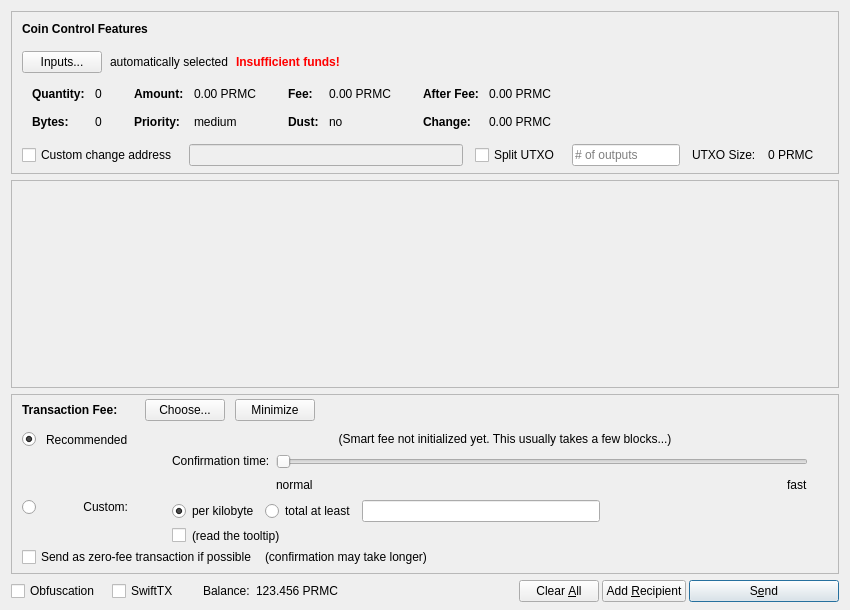
Old version of the form src/qt/forms/sendcoinsdialog.ui in the repository Micenas/antimony.
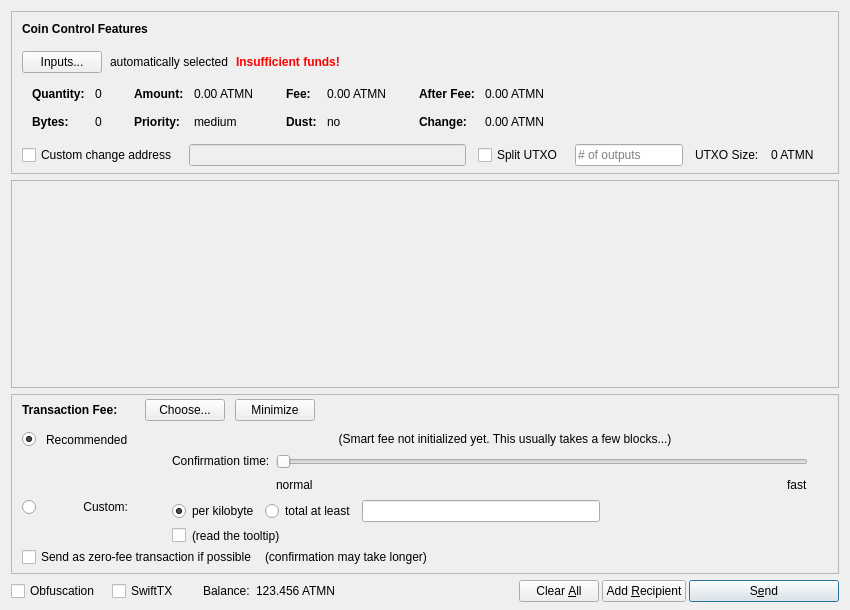
New version of the form. Icons and pictures are not drawn. Custom widgets are drawn as their Qt base class.

```diff
--- a/src/qt/forms/sendcoinsdialog.ui
+++ b/src/qt/forms/sendcoinsdialog.ui
@@ -324,7 +324,7 @@
                   <enum>Qt::ActionsContextMenu</enum>
                  </property>
                  <property name="text">
-                  <string notr="true">0.00 PRMC</string>
+                  <string notr="true">0.00 ATMN</string>
                  </property>
                  <property name="textInteractionFlags">
                   <set>Qt::LinksAccessibleByMouse|Qt::TextSelectableByKeyboard|Qt::TextSelectableByMouse</set>
@@ -404,7 +404,7 @@
                   <enum>Qt::ActionsContextMenu</enum>
                  </property>
                  <property name="text">
-                  <string notr="true">0.00 PRMC</string>
+                  <string notr="true">0.00 ATMN</string>
                  </property>
                  <property name="textInteractionFlags">
                   <set>Qt::LinksAccessibleByMouse|Qt::TextSelectableByKeyboard|Qt::TextSelectableByMouse</set>
@@ -484,7 +484,7 @@
                   <enum>Qt::ActionsContextMenu</enum>
                  </property>
                  <property name="text">
-                  <string notr="true">0.00 PRMC</string>
+                  <string notr="true">0.00 ATMN</string>
                  </property>
                  <property name="textInteractionFlags">
                   <set>Qt::LinksAccessibleByMouse|Qt::TextSelectableByKeyboard|Qt::TextSelectableByMouse</set>
@@ -513,7 +513,7 @@
                   <enum>Qt::ActionsContextMenu</enum>
                  </property>
                  <property name="text">
-                  <string notr="true">0.00 PRMC</string>
+                  <string notr="true">0.00 ATMN</string>
                  </property>
                  <property name="textInteractionFlags">
                   <set>Qt::LinksAccessibleByMouse|Qt::TextSelectableByKeyboard|Qt::TextSelectableByMouse</set>
@@ -594,7 +594,7 @@
           <item>
            <widget class="QLabel" name="labelBlockSize">
             <property name="text">
-             <string>0 PRMC</string>
+             <string>0 ATMN</string>
             </property>
            </widget>
           </item>
@@ -1351,7 +1351,7 @@
         <cursorShape>IBeamCursor</cursorShape>
        </property>
        <property name="text">
-        <string notr="true">123.456 PRMC</string>
+        <string notr="true">123.456 ATMN</string>
        </property>
        <property name="textInteractionFlags">
         <set>Qt::LinksAccessibleByMouse|Qt::TextSelectableByKeyboard|Qt::TextSelectableByMouse</set>
```
Left out of the diff: 12 changed lines with no effect on the pictures.
